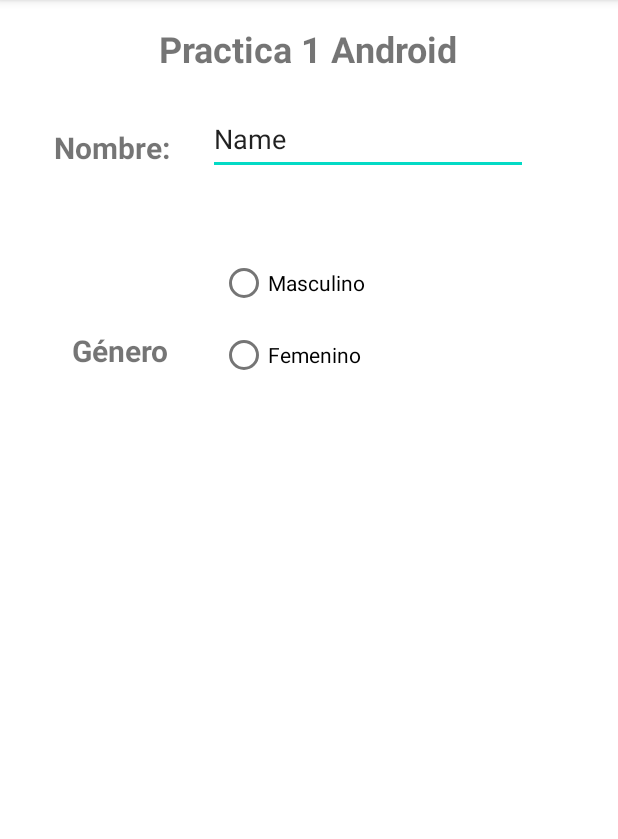
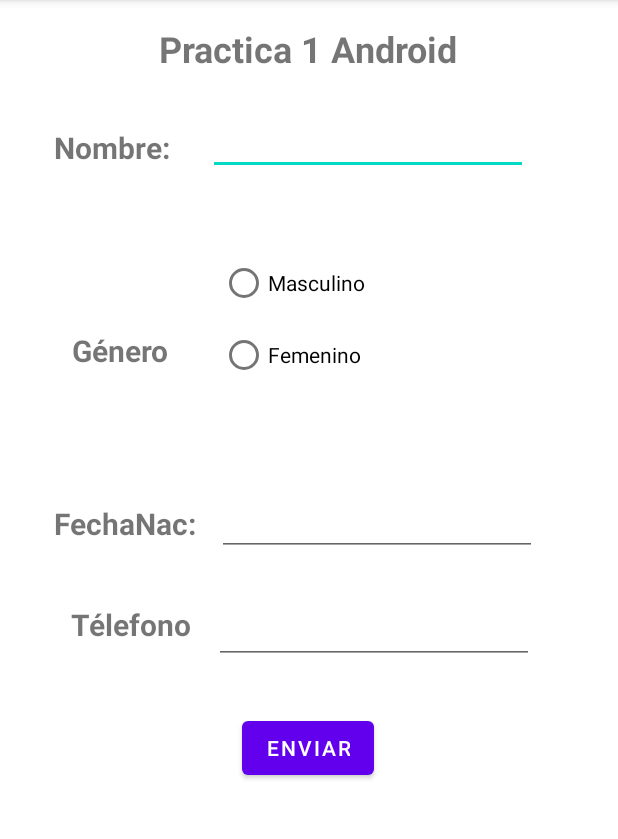
Before and after one commit to mmendezg2/Tarea1-AndroidStudio, an Android app: the screen it shows after launch (MainActivity), on a phone screen of 412 x 824 dp, the part 84-923 px from its top. Run offline under Robolectric (Android 15) with nearby library versions, the phone set to English and light mode, and no system bars.

Commit message:
Cambios Realizados

```diff
--- a/app/src/main/AndroidManifest.xml
+++ b/app/src/main/AndroidManifest.xml
@@ -10,6 +10,9 @@
         android:supportsRtl="true"
         android:theme="@style/Theme.Tarea1">
         <activity
+            android:name=".MainDatosPersonales"
+            android:exported="false" />
+        <activity
             android:name=".MainActivity"
             android:exported="true">
             <intent-filter>
--- a/app/src/main/res/layout/activity_main.xml
+++ b/app/src/main/res/layout/activity_main.xml
@@ -37,7 +37,7 @@
             app:layout_constraintTop_toBottomOf="@+id/txtPractica1" />
 
         <EditText
-            android:id="@+id/editTextTextPersonName3"
+            android:id="@+id/txtNombre"
             android:layout_width="wrap_content"
             android:layout_height="wrap_content"
             android:layout_marginTop="24dp"
@@ -45,10 +45,10 @@
             android:ems="10"
             android:inputType="textPersonName"
             android:minHeight="48dp"
-            android:text="Name"
             app:layout_constraintBottom_toBottomOf="@+id/txtVNombre"
             app:layout_constraintEnd_toEndOf="parent"
-            app:layout_constraintTop_toBottomOf="@+id/txtPractica1" />
+            app:layout_constraintTop_toBottomOf="@+id/txtPractica1"
+            tools:ignore="SpeakableTextPresentCheck" />
 
         <TextView
             android:id="@+id/textView6"
@@ -72,7 +72,7 @@
             android:layout_marginEnd="56dp"
             app:layout_constraintBottom_toBottomOf="@+id/textView6"
             app:layout_constraintEnd_toEndOf="parent"
-            app:layout_constraintTop_toBottomOf="@+id/editTextTextPersonName3"
+            app:layout_constraintTop_toBottomOf="@+id/txtNombre"
             app:layout_constraintVertical_bias="0.0">
 
             <RadioButton
@@ -88,6 +88,71 @@
                 android:text="Femenino" />
         </RadioGroup>
 
+        <TextView
+            android:id="@+id/textView8"
+            android:layout_width="wrap_content"
+            android:layout_height="wrap_content"
+            android:layout_marginStart="36dp"
+            android:layout_marginTop="88dp"
+            android:text="FechaNac:"
+            android:textSize="20sp"
+            android:textStyle="bold"
+            app:layout_constraintStart_toStartOf="parent"
+            app:layout_constraintTop_toBottomOf="@+id/textView6" />
+
+        <EditText
+            android:id="@+id/txtFechaNac"
+            android:layout_width="wrap_content"
+            android:layout_height="wrap_content"
+            android:layout_marginTop="40dp"
+            android:ems="10"
+            android:inputType="textPersonName"
+            android:minHeight="48dp"
+            app:layout_constraintEnd_toEndOf="parent"
+            app:layout_constraintHorizontal_bias="0.202"
+            app:layout_constraintStart_toEndOf="@+id/textView8"
+            app:layout_constraintTop_toBottomOf="@+id/radioGroup2"
+            tools:ignore="SpeakableTextPresentCheck" />
+
+        <TextView
+            android:id="@+id/textView9"
+            android:layout_width="wrap_content"
+            android:layout_height="wrap_content"
+            android:layout_marginStart="36dp"
+            android:layout_marginTop="40dp"
+            android:text="Télefono"
+            android:textSize="20sp"
+            android:textStyle="bold"
+            app:layout_constraintEnd_toStartOf="@+id/txtTelefono"
+            app:layout_constraintHorizontal_bias="0.413"
+            app:layout_constraintStart_toStartOf="parent"
+            app:layout_constraintTop_toBottomOf="@+id/textView8" />
+
+        <EditText
+            android:id="@+id/txtTelefono"
+            android:layout_width="wrap_content"
+            android:layout_height="wrap_content"
+            android:layout_marginTop="24dp"
+            android:layout_marginEnd="56dp"
+            android:ems="10"
+            android:inputType="textPersonName"
+            android:minHeight="48dp"
+            app:layout_constraintEnd_toEndOf="parent"
+            app:layout_constraintTop_toBottomOf="@+id/txtFechaNac"
+            tools:ignore="SpeakableTextPresentCheck" />
+
+        <Button
+            android:id="@+id/btnEnviar"
+            android:layout_width="wrap_content"
+            android:layout_height="wrap_content"
+            android:layout_marginTop="32dp"
+            android:onClick="BtnEnviar"
+            android:text="Enviar"
+            app:layout_constraintEnd_toEndOf="parent"
+            app:layout_constraintHorizontal_bias="0.498"
+            app:layout_constraintStart_toStartOf="parent"
+            app:layout_constraintTop_toBottomOf="@+id/txtTelefono" />
+
     </androidx.constraintlayout.widget.ConstraintLayout>
 
 </RelativeLayout>
```
Also changed, not shown: app/src/main/java/com/example/tarea1/MainActivity.java (+38 -0 lines), app/src/main/java/com/example/tarea1/MainDatosPersonales.java (added, +14 -0 lines), app/src/main/res/layout/activity_main_datos_personales.xml (added, +105 -0 lines).
